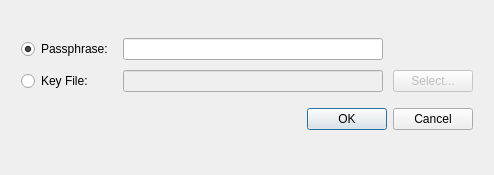
evpo/EncryptPad, file qt_ui/get_passphrase_or_key_dialog.ui: the form before one commit.
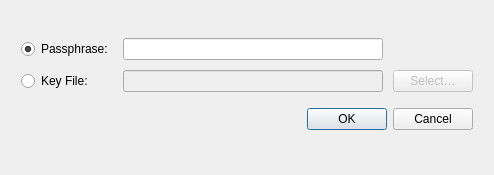
The form after the commit.

Patch:
```diff
--- a/qt_ui/get_passphrase_or_key_dialog.ui
+++ b/qt_ui/get_passphrase_or_key_dialog.ui
@@ -77,7 +77,7 @@
         <bool>false</bool>
        </property>
        <property name="text">
-        <string>Select...</string>
+        <string>Select…</string>
        </property>
       </widget>
      </item>
```
Left out of the diff: 2 changed lines with no effect on the pictures.
